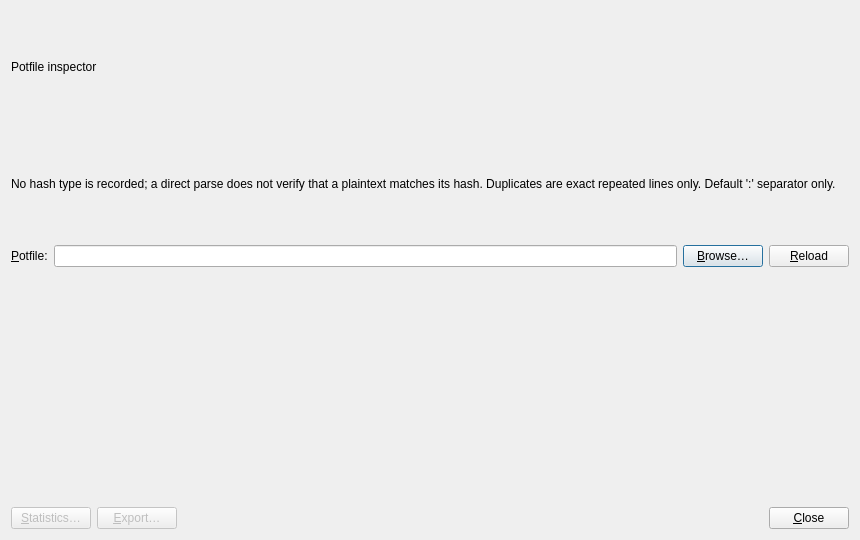
Qt form src/potfile/potfileinspector.ui (rgroesslinger/hashcat-gui) before a commit.
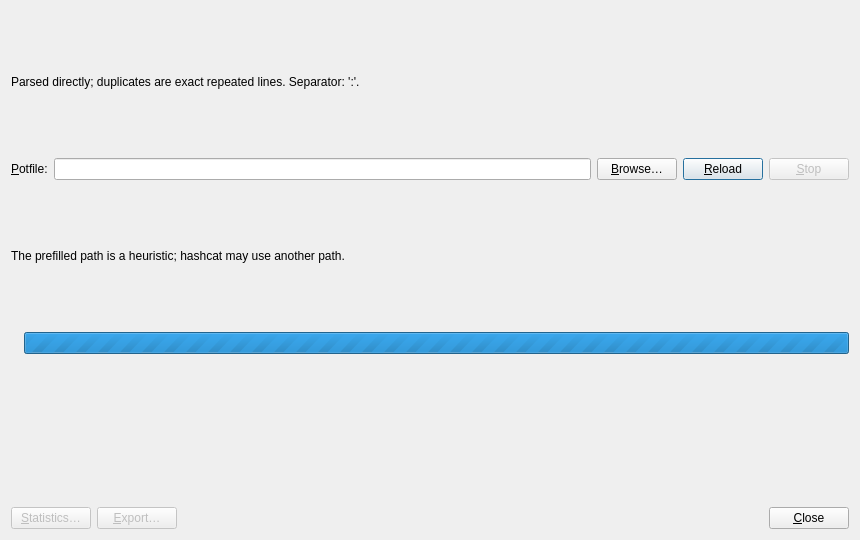
The same form after that commit. Custom widgets are drawn as their Qt base class.

Commit message: Rework Identify Hash and potfile inspection

The edit to the form file:
```diff
--- a/src/potfile/potfileinspector.ui
+++ b/src/potfile/potfileinspector.ui
@@ -14,20 +14,10 @@
    <string>Potfile inspector</string>
   </property>
   <layout class="QVBoxLayout" name="verticalLayout">
-   <item>
-    <widget class="QLabel" name="label_header">
-     <property name="text">
-      <string>Potfile inspector</string>
-     </property>
-     <property name="wordWrap">
-      <bool>true</bool>
-     </property>
-    </widget>
-   </item>
    <item>
     <widget class="QLabel" name="label_note">
      <property name="text">
-      <string>No hash type is recorded; a direct parse does not verify that a plaintext matches its hash. Duplicates are exact repeated lines only. Default ':' separator only.</string>
+      <string>Parsed directly; duplicates are exact repeated lines. Separator: ':'.</string>
      </property>
      <property name="wordWrap">
       <bool>true</bool>
@@ -58,6 +48,9 @@
        <property name="text">
         <string>&amp;Browse…</string>
        </property>
+       <property name="autoDefault">
+        <bool>false</bool>
+       </property>
       </widget>
      </item>
      <item>
@@ -65,20 +58,75 @@
        <property name="text">
         <string>&amp;Reload</string>
        </property>
+       <property name="default">
+        <bool>true</bool>
+       </property>
+      </widget>
+     </item>
+     <item>
+      <widget class="QPushButton" name="pushButton_stop">
+       <property name="enabled">
+        <bool>false</bool>
+       </property>
+       <property name="text">
+        <string>&amp;Stop</string>
+       </property>
+       <property name="accessibleName">
+        <string>Stop reading the potfile</string>
+       </property>
+       <property name="autoDefault">
+        <bool>false</bool>
+       </property>
       </widget>
      </item>
     </layout>
    </item>
    <item>
-    <widget class="QLabel" name="label_status">
+    <widget class="QLabel" name="label_heuristic">
+     <property name="visible">
+      <bool>false</bool>
+     </property>
      <property name="text">
-      <string/>
+      <string>The prefilled path is a heuristic; hashcat may use another path.</string>
      </property>
      <property name="wordWrap">
       <bool>true</bool>
      </property>
     </widget>
    </item>
+   <item>
+    <layout class="QHBoxLayout" name="horizontalLayout_status">
+     <item>
+      <widget class="QLabel" name="label_status">
+       <property name="text">
+        <string/>
+       </property>
+       <property name="wordWrap">
+        <bool>true</bool>
+       </property>
+      </widget>
+     </item>
+     <item>
+      <widget class="QProgressBar" name="progressBar_busy">
+       <property name="visible">
+        <bool>false</bool>
+       </property>
+       <property name="accessibleName">
+        <string>Potfile reading progress</string>
+       </property>
+       <property name="maximum">
+        <number>0</number>
+       </property>
+       <property name="value">
+        <number>-1</number>
+       </property>
+       <property name="textVisible">
+        <bool>false</bool>
+       </property>
+      </widget>
+     </item>
+    </layout>
+   </item>
    <item>
     <widget class="PotfileTableView" name="table_view"/>
    </item>
```
Left out of the diff: 13 changed lines with no effect on the pictures. The commit also changes 50 other files.
